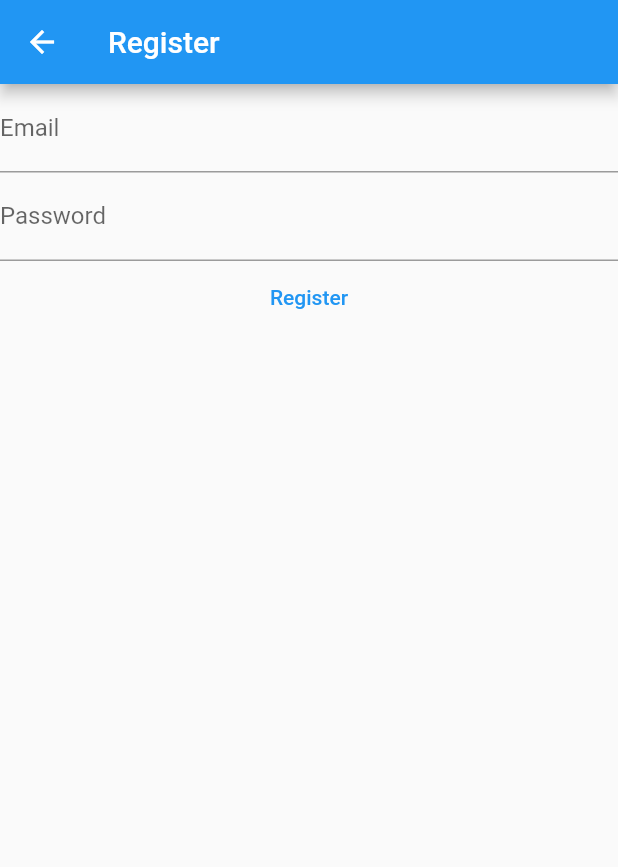
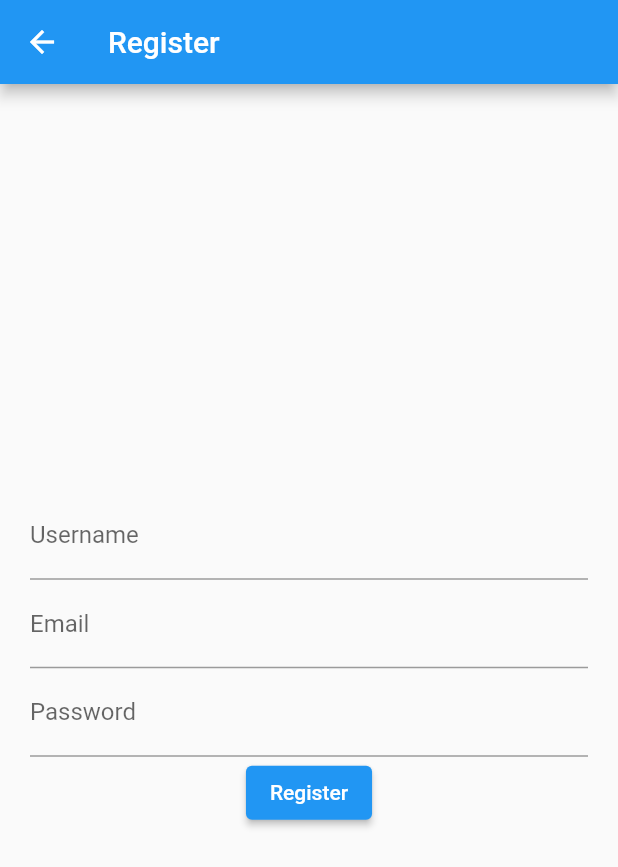
Before and after one commit to Rukkaitto/twitter_clone, a Flutter app: the screen it shows after launch, after a tap on "Register", on a phone screen of 412 x 824 dp. Shown: the top 867 px of the screen. Run offline on Flutter 3.47's test engine with Material 2 defaults, Android fonts, the phone set to English and light mode, and no system bars; our stand-ins replace bloc, firebase_auth, firebase_core; accounts and stored records are empty; network calls fail.

```diff
--- a/lib/features/auth/ui/views/login_view.dart
+++ b/lib/features/auth/ui/views/login_view.dart
@@ -9,8 +9,15 @@ class LoginView extends StatelessWidget {
 
   @override
   Widget build(BuildContext context) {
-    return Center(
+    return Scaffold(
+      appBar: AppBar(
+        title: const Text('Login'),
+      ),
+      body: Center(
+        child: Padding(
+          padding: const EdgeInsets.all(20),
           child: Column(
+            mainAxisAlignment: MainAxisAlignment.center,
             children: [
               TextField(
                 controller: _emailController,
@@ -25,7 +32,7 @@ class LoginView extends StatelessWidget {
                   labelText: 'Password',
                 ),
               ),
-          TextButton(
+              ElevatedButton(
                 onPressed: handleLogin,
                 child: const Text('Login'),
               ),
@@ -34,6 +41,8 @@ class LoginView extends StatelessWidget {
                 child: const Text('Register'),
               ),
             ],
+          ),
+        ),
       ),
     );
   }
--- a/lib/features/auth/ui/views/register_view.dart
+++ b/lib/features/auth/ui/views/register_view.dart
@@ -5,6 +5,7 @@ class RegisterView extends StatelessWidget {
   static String routeName = '/register';
   RegisterView({Key? key}) : super(key: key);
 
+  final TextEditingController _usernameController = TextEditingController();
   final TextEditingController _emailController = TextEditingController();
   final TextEditingController _passwordController = TextEditingController();
 
@@ -14,9 +15,17 @@ class RegisterView extends StatelessWidget {
       appBar: AppBar(
         title: const Text('Register'),
       ),
-      body: Center(
+      body: Padding(
+        padding: const EdgeInsets.all(20),
         child: Column(
+          mainAxisAlignment: MainAxisAlignment.center,
           children: [
+            TextField(
+              controller: _usernameController,
+              decoration: const InputDecoration(
+                labelText: 'Username',
+              ),
+            ),
             TextField(
               controller: _emailController,
               decoration: const InputDecoration(
@@ -30,7 +39,7 @@ class RegisterView extends StatelessWidget {
                 labelText: 'Password',
               ),
             ),
-            TextButton(
+            ElevatedButton(
               onPressed: () => handleRegister(context),
               child: const Text('Register'),
             ),
@@ -47,6 +56,7 @@ class RegisterView extends StatelessWidget {
         email: _emailController.text,
         password: _passwordController.text,
       );
+      userCredential.user?.updateDisplayName(_usernameController.text);
       Navigator.of(context).pop();
     } on FirebaseAuthException catch (e) {
       if (e.code == 'weak-password') {
--- a/lib/home.dart
+++ b/lib/home.dart
@@ -9,27 +9,23 @@ class HomePage extends StatelessWidget {
 
   @override
   Widget build(BuildContext context) {
-    return Scaffold(
-      appBar: AppBar(
-        title: const Text('Twitter clone'),
-        actions: [
-          IconButton(
-            icon: const Icon(Icons.exit_to_app),
-            onPressed: handleLogout,
-          ),
-        ],
-      ),
-      body: buildWithAuthState(),
-    );
-  }
-
-  Widget buildWithAuthState() {
     return StreamBuilder<User?>(
       stream: FirebaseAuth.instance.authStateChanges(),
       builder: (context, snapshot) {
         if (snapshot.hasData) {
-          return const Center(
-            child: Text('logged in'),
+          return Scaffold(
+            appBar: AppBar(
+              title: const Text('Twitter Clone'),
+              actions: [
+                IconButton(
+                  icon: const Icon(Icons.exit_to_app),
+                  onPressed: handleLogout,
+                ),
+              ],
+            ),
+            body: Center(
+              child: Text('Welcome ${snapshot.data?.displayName}!'),
+            ),
           );
         } else {
           return LoginView();
--- a/pubspec.yaml
+++ b/pubspec.yaml
@@ -39,6 +39,7 @@ dependencies:
   flutter_bloc: ^8.0.1
   equatable: ^2.0.3
   get_it: ^7.2.0
+  cloud_firestore: ^3.1.10
 
 dev_dependencies:
   flutter_test:
```
Also changed, not shown: pubspec.lock, 1 other file. Lines whose indentation alone changed are shown as unchanged.
